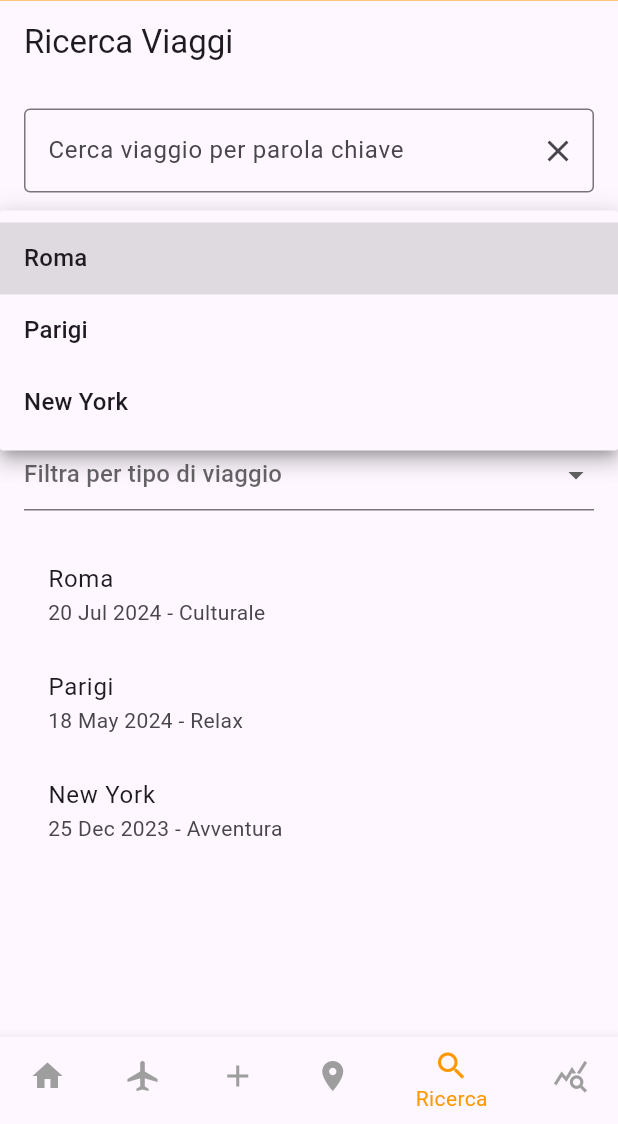
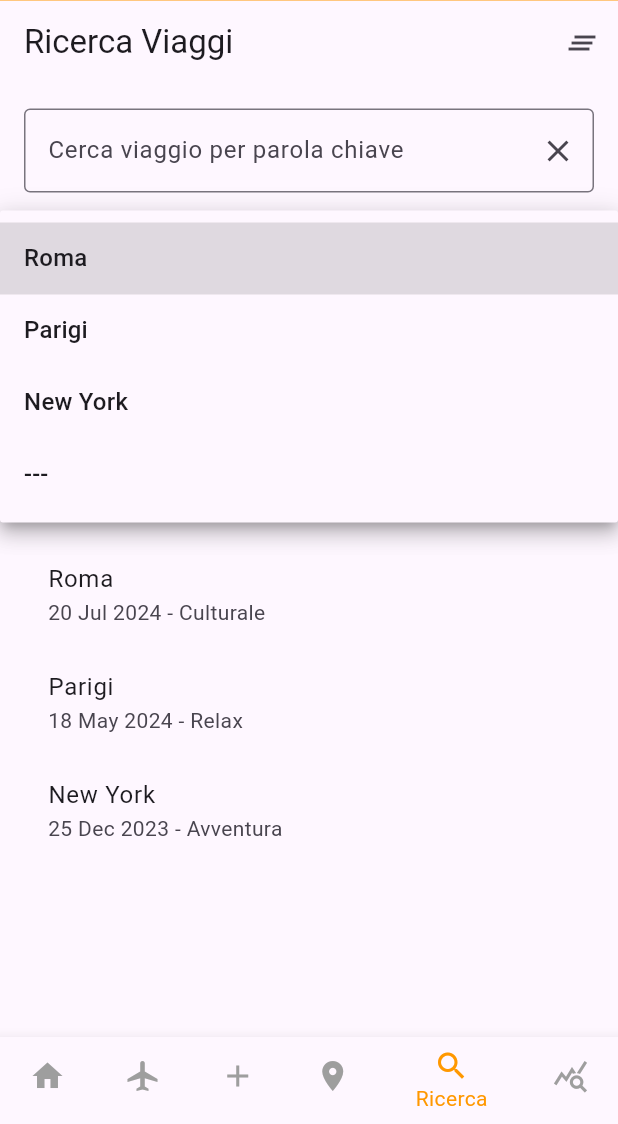
Before and after one commit to SalvatoreFTartaglione/mobile_project_14, a Flutter app: the screen it shows after launch, item 5 of the bottom bar chosen, after a tap on "Filtra per destinazione", on a phone screen of 412 x 824 dp, the part 112-1236 px from its top. Run offline on Flutter 3.47's test engine with Material 3 defaults, Android fonts, the phone set to English and light mode, and no system bars; our stand-ins replace fl_chart, image_picker, sqflite; accounts and stored records are empty.

```diff
--- a/lib/screens/search_screen.dart
+++ b/lib/screens/search_screen.dart
@@ -42,12 +42,12 @@ class _SearchScreenState extends State<SearchScreen> {
       final matchKeyword = _searchController.text.isEmpty ||
           trip.destination.toLowerCase().contains(_searchController.text.toLowerCase());
       final matchDestination = _selectedDestination.isEmpty ||
-          trip.destination == _selectedDestination;
+          trip.destination == _selectedDestination || _selectedDestination == '---';
       final matchDate = _selectedDate == null ||
           trip.date.isAtSameMomentAs(_selectedDate!) ||
           trip.date.isAfter(_selectedDate!);
       final matchTripType = _selectedTripType.isEmpty ||
-          trip.tripType == _selectedTripType;
+          trip.tripType == _selectedTripType || _selectedTripType == '---';
 
       return matchKeyword && matchDestination && matchDate && matchTripType;
     }).toList();
@@ -57,11 +57,28 @@ class _SearchScreenState extends State<SearchScreen> {
     });
   }
 
+  void _clearFilters() {
+    setState(() {
+      _searchController.clear();
+      _selectedDestination = '';
+      _selectedDate = null;
+      _selectedTripType = '';
+      filteredTrips = trips;
+    });
+  }
+
   @override
   Widget build(BuildContext context) {
     return Scaffold(
       appBar: AppBar(
         title: Text('Ricerca Viaggi'),
+        actions: [
+          IconButton(
+            icon: Icon(Icons.clear_all),
+            onPressed: _clearFilters,
+            tooltip: 'Pulisci tutti i filtri',
+          ),
+        ],
       ),
       body: Padding(
         padding: const EdgeInsets.all(16.0),
@@ -91,7 +108,7 @@ class _SearchScreenState extends State<SearchScreen> {
                   _filterTrips();
                 });
               },
-              items: ['Roma', 'Parigi', 'New York']
+              items: ['Roma', 'Parigi', 'New York', '---']
                   .map<DropdownMenuItem<String>>((String destination) {
                 return DropdownMenuItem<String>(
                   value: destination,
@@ -100,7 +117,10 @@ class _SearchScreenState extends State<SearchScreen> {
               }).toList(),
             ),
             SizedBox(height: 20),
-            TextFormField(
+            Row(
+              children: [
+                Expanded(
+                  child: TextFormField(
                     readOnly: true,
                     onTap: () async {
                       DateTime? pickedDate = await showDatePicker(
@@ -127,6 +147,19 @@ class _SearchScreenState extends State<SearchScreen> {
                             text: DateFormat('dd MMM yyyy').format(_selectedDate!),
                           ),
                   ),
+                ),
+                IconButton(
+                  icon: Icon(Icons.clear),
+                  onPressed: () {
+                    setState(() {
+                      _selectedDate = null;
+                      _filterTrips();
+                    });
+                  },
+                  tooltip: 'Pulisci filtro data',
+                ),
+              ],
+            ),
             SizedBox(height: 20),
             DropdownButtonFormField<String>(
               value: _selectedTripType.isEmpty ? null : _selectedTripType,
@@ -137,7 +170,7 @@ class _SearchScreenState extends State<SearchScreen> {
                   _filterTrips();
                 });
               },
-              items: ['Avventura', 'Relax', 'Culturale']
+              items: ['Avventura', 'Relax', 'Culturale', '---']
                   .map<DropdownMenuItem<String>>((String tripType) {
                 return DropdownMenuItem<String>(
                   value: tripType,
```
Lines whose indentation alone changed are shown as unchanged.
